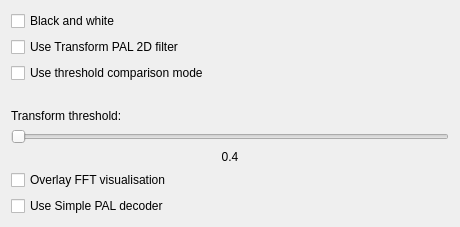
First picture: the form in tools/ld-analyse/palchromadecoderconfigdialog.ui, repository happycube/ld-decode, before the edit.
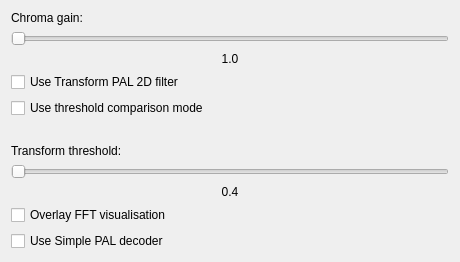
Second picture: the form after the edit.

Commit message: Have a "Chroma gain" slider rather than a "Black and white" checkbox.

The edit to the form file:
```diff
--- a/tools/ld-analyse/palchromadecoderconfigdialog.ui
+++ b/tools/ld-analyse/palchromadecoderconfigdialog.ui
@@ -17,9 +17,29 @@
    <item>
     <layout class="QVBoxLayout" name="verticalLayout">
      <item>
-      <widget class="QCheckBox" name="blackAndWhiteCheckBox">
+      <widget class="QLabel" name="label">
        <property name="text">
-        <string>Black and white</string>
+        <string>Chroma gain:</string>
+       </property>
+      </widget>
+     </item>
+     <item>
+      <widget class="QSlider" name="chromaGainHorizontalSlider">
+       <property name="maximum">
+        <number>200</number>
+       </property>
+       <property name="orientation">
+        <enum>Qt::Horizontal</enum>
+       </property>
+      </widget>
+     </item>
+     <item>
+      <widget class="QLabel" name="chromaGainValueLabel">
+       <property name="text">
+        <string>1.0</string>
+       </property>
+       <property name="alignment">
+        <set>Qt::AlignCenter</set>
        </property>
       </widget>
      </item>
```
The commit also changes 2 other files.
